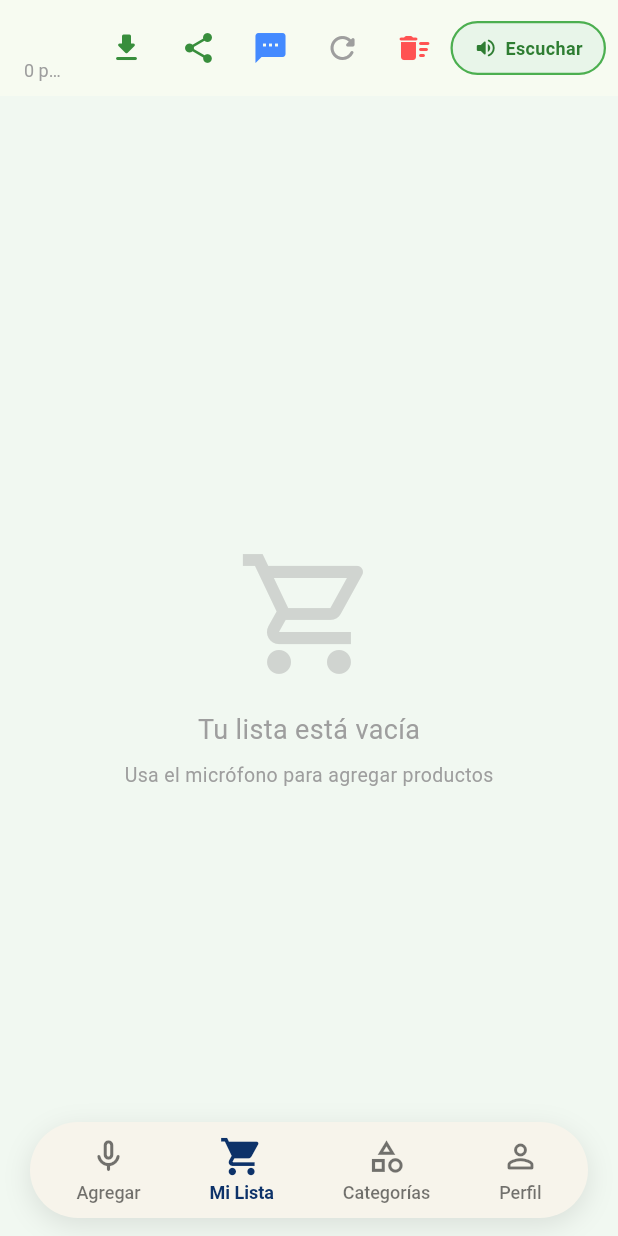
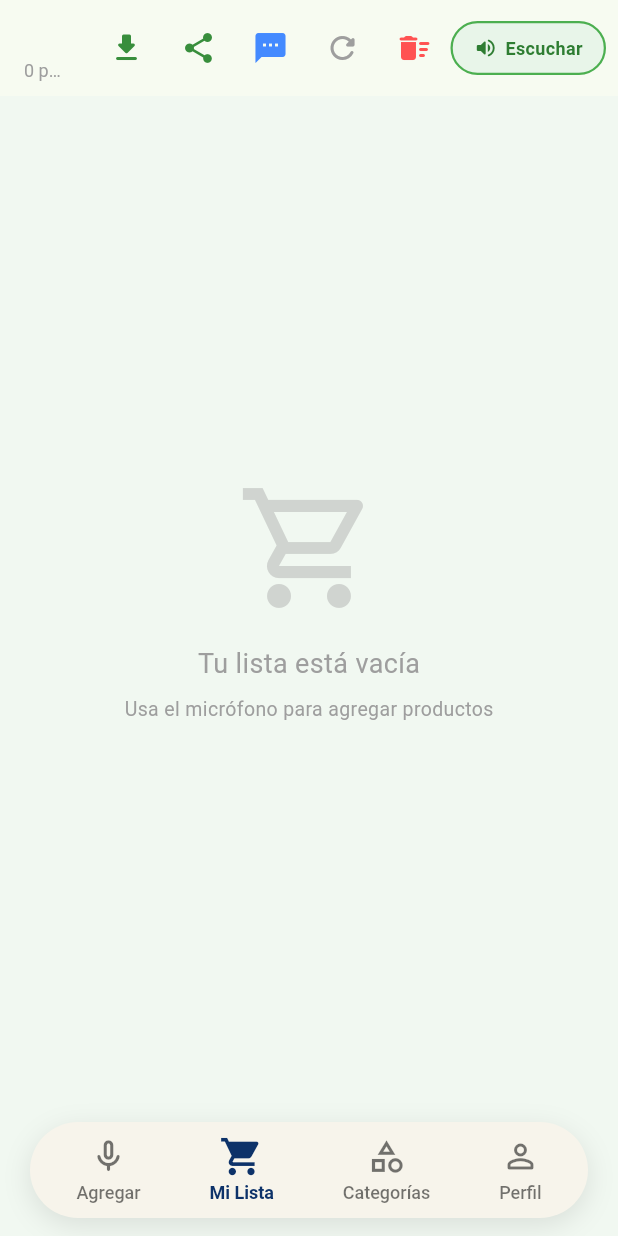
Before and after one commit to lreinoso04/lista_supermercado, a Flutter app: the screen it shows after launch, after a tap on the "mic" icon, after a tap on the "stop" icon, after a tap on "Mi Lista", on a phone screen of 412 x 824 dp. Run offline on Flutter 3.47's test engine with Material 3 defaults, Android fonts, the phone set to English and light mode, and no system bars; our stand-ins replace cloud_firestore, firebase_core, flutter_tts, image_picker, share_plus, shared_preferences and 2 more; missing offline and left inert: simple_barcode_scanner; accounts and stored records are empty.

Commit message:
Algunos bug resueltos

```diff
--- a/lib/main.dart
+++ b/lib/main.dart
@@ -97,12 +97,16 @@ class _MainNavigationState extends State<MainNavigation> {
     final navBorder = isDark ? Border.all(color: Colors.white12, width: 1) : null;
     final inactiveColor = isDark ? Colors.white60 : Colors.black54;
 
+    final activeBgColor = _index == 0
+        ? (isDark ? const Color(0xFF101A12) : kVerde)
+        : Theme.of(context).scaffoldBackgroundColor;
+
     return Scaffold(
+      backgroundColor: activeBgColor,
       body: IndexedStack(
         index: _index,
         children: _pages,
       ),
-      extendBody: true,
       bottomNavigationBar: SafeArea(
         child: Padding(
           padding: const EdgeInsets.symmetric(horizontal: 20, vertical: 12),
--- a/lib/views/agregar_voz_view.dart
+++ b/lib/views/agregar_voz_view.dart
@@ -320,7 +320,7 @@ class _AgregarVozViewState extends State<AgregarVozView> {
           padding: const EdgeInsets.symmetric(horizontal: 24),
           child: Column(
             children: [
-              const SizedBox(height: 30),
+              const SizedBox(height: 16),
 
               Row(
                 mainAxisAlignment: MainAxisAlignment.spaceBetween,
@@ -373,7 +373,7 @@ class _AgregarVozViewState extends State<AgregarVozView> {
                 ],
               ),
 
-              const SizedBox(height: 32),
+              const SizedBox(height: 18),
 
               Text(
                 time,
@@ -385,12 +385,12 @@ class _AgregarVozViewState extends State<AgregarVozView> {
                 ),
               ),
 
-              const SizedBox(height: 24),
+              const SizedBox(height: 16),
 
               Expanded(
                 child: Container(
                   width: double.infinity,
-                  padding: const EdgeInsets.all(20),
+                  padding: const EdgeInsets.symmetric(horizontal: 16, vertical: 12),
                   decoration: BoxDecoration(
                     color: Colors.white.withValues(alpha: isDark ? 0.06 : 0.12),
                     borderRadius: BorderRadius.circular(24),
@@ -416,7 +416,9 @@ class _AgregarVozViewState extends State<AgregarVozView> {
                           ),
                         )
                       : _textoCapturado.isEmpty
-                      ? Column(
+                      ? FittedBox(
+                          fit: BoxFit.scaleDown,
+                          child: Column(
                             mainAxisAlignment: MainAxisAlignment.center,
                             children: [
                               Icon(
@@ -424,9 +426,9 @@ class _AgregarVozViewState extends State<AgregarVozView> {
                                     ? Icons.graphic_eq
                                     : Icons.shopping_basket_outlined,
                                 color: Colors.white38,
-                              size: 60,
+                                size: 52,
                               ),
-                            const SizedBox(height: 16),
+                              const SizedBox(height: 10),
                               Text(
                                 _isRecording
                                     ? 'Di el nombre del producto...\n"Leche", "Arroz", "Pollo"...'
@@ -442,6 +444,7 @@ class _AgregarVozViewState extends State<AgregarVozView> {
                                 textAlign: TextAlign.center,
                               ),
                             ],
+                          ),
                         )
                       : SingleChildScrollView(
                           reverse: true,
@@ -457,7 +460,7 @@ class _AgregarVozViewState extends State<AgregarVozView> {
                 ),
               ),
 
-              const SizedBox(height: 36),
+              const SizedBox(height: 18),
 
               GestureDetector(
                 onTap: _isInitializing ? null : _toggleRecording,
@@ -485,7 +488,7 @@ class _AgregarVozViewState extends State<AgregarVozView> {
                 ),
               ),
 
-              const SizedBox(height: 12),
+              const SizedBox(height: 10),
               Text(
                 _isInitializing
                     ? 'Espera...'
@@ -494,7 +497,7 @@ class _AgregarVozViewState extends State<AgregarVozView> {
                           : 'Toca para iniciar'),
                 style: const TextStyle(color: Colors.white60, fontSize: 13),
               ),
-              const SizedBox(height: 20),
+              const SizedBox(height: 14),
 
               Row(
                 mainAxisAlignment: MainAxisAlignment.center,
@@ -546,7 +549,7 @@ class _AgregarVozViewState extends State<AgregarVozView> {
                   ),
                 ],
               ),
-              const SizedBox(height: 32),
+              const SizedBox(height: 16),
             ],
           ),
         ),
--- a/lib/views/categorias_view.dart
+++ b/lib/views/categorias_view.dart
@@ -27,19 +27,22 @@ class CategoriasView extends StatelessWidget {
       appBar: AppBar(
         title: const Text('Categorías', style: TextStyle(fontWeight: FontWeight.bold, fontSize: 20)),
       ),
-      floatingActionButton: Padding(
-        padding: const EdgeInsets.only(bottom: 90.0),
-        child: FloatingActionButton(
+      floatingActionButton: FloatingActionButton(
         backgroundColor: kVerde,
         tooltip: 'Crear nueva categoría',
         onPressed: () => _mostrarDialogoCategoria(context, provider, null),
         child: const Icon(Icons.add, color: kBlanco),
       ),
+      body: SafeArea(
+        child: categorias.isEmpty
+          ? const Center(
+              child: Text(
+                'No hay categorías guardadas',
+                style: TextStyle(color: Colors.grey),
               ),
-      body: categorias.isEmpty
-        ? const Center(child: Text('No hay categorías guardadas', style: TextStyle(color: Colors.grey)))
+            )
           : ListView(
-        padding: const EdgeInsets.fromLTRB(16, 16, 16, 120),
+          padding: const EdgeInsets.fromLTRB(16, 16, 16, 80),
         children: categorias.map((cat) {
           final nombre = cat.nombre;
           final color  = Color(cat.colorValue);
@@ -127,6 +130,7 @@ class CategoriasView extends StatelessWidget {
             ),
           );
         }).toList(),
+      ),
     ),
   );
   }
--- a/lib/views/lista_compras_view.dart
+++ b/lib/views/lista_compras_view.dart
@@ -434,7 +434,8 @@ class _ListaComprasViewState extends State<ListaComprasView> {
           ),
         ],
       ),
-      body: provider.isLoading
+      body: SafeArea(
+        child: provider.isLoading
             ? const Center(child: CircularProgressIndicator())
             : Column(
                 children: [
@@ -491,7 +492,7 @@ class _ListaComprasViewState extends State<ListaComprasView> {
                             ),
                           )
                         : ListView(
-                          padding: const EdgeInsets.fromLTRB(16, 16, 16, 120),
+                          padding: const EdgeInsets.fromLTRB(16, 16, 16, 16),
                           children: [
                             if (pendientes.isNotEmpty)
                               ..._buildCategoriasGrupos(
@@ -566,6 +567,7 @@ class _ListaComprasViewState extends State<ListaComprasView> {
                   ),
               ],
             ),
+      ),
     );
   }
 }
--- a/lib/views/perfil_view.dart
+++ b/lib/views/perfil_view.dart
@@ -305,9 +305,10 @@ class _PerfilViewState extends State<PerfilView> {
         title: const Text('Mi Perfil', style: TextStyle(fontWeight: FontWeight.bold, fontSize: 20)),
         centerTitle: true,
       ),
-      body: SingleChildScrollView(
-        padding: const EdgeInsets.all(20),
-        child: Column(children: [
+      body: SafeArea(
+        child: SingleChildScrollView(
+          padding: const EdgeInsets.fromLTRB(20, 20, 20, 24),
+          child: Column(children: [
 
           // Avatar + nombre
           Center(child: Column(children: [
@@ -439,7 +440,8 @@ class _PerfilViewState extends State<PerfilView> {
           _menuItem(Icons.help_outline_rounded, Colors.blueGrey, 'Ayuda y Soporte', onTap: _abrirSoporte),
         ]),
       ),
-    );
+    ),
+  );
   }
 
   Widget _statCard(String value, String label, IconData icon, Color color) {
--- a/lib/widgets/barra_progreso_presupuesto.dart
+++ b/lib/widgets/barra_progreso_presupuesto.dart
@@ -4,11 +4,13 @@ import '../theme/colors.dart';
 class BarraProgresoPresupuesto extends StatelessWidget {
   final double progreso;
   final double gastoTotal;
+  final double? bottomMargin;
 
   const BarraProgresoPresupuesto({
     super.key,
     required this.progreso,
     required this.gastoTotal,
+    this.bottomMargin,
   });
 
   @override
@@ -17,9 +19,25 @@ class BarraProgresoPresupuesto extends StatelessWidget {
     final trackColor = isDark ? Colors.white12 : kVerdeMenta;
 
     return Container(
-      color: Theme.of(context).cardColor,
-      padding: const EdgeInsets.fromLTRB(20, 16, 20, 16),
+      margin: EdgeInsets.fromLTRB(16, 4, 16, bottomMargin ?? 8.0),
+      padding: const EdgeInsets.symmetric(horizontal: 16, vertical: 10),
+      decoration: BoxDecoration(
+        color: Theme.of(context).cardColor,
+        borderRadius: BorderRadius.circular(20),
+        border: Border.all(
+          color: isDark ? Colors.white12 : Colors.grey.withValues(alpha: 0.15),
+          width: 1.5,
+        ),
+        boxShadow: [
+          BoxShadow(
+            color: Colors.black.withValues(alpha: isDark ? 0.35 : 0.08),
+            blurRadius: 12,
+            offset: const Offset(0, 4),
+          ),
+        ],
+      ),
       child: Column(
+        mainAxisSize: MainAxisSize.min,
         children: [
           Row(
             mainAxisAlignment: MainAxisAlignment.spaceBetween,
```
Also changed, not shown: 1 other file. Lines whose indentation alone changed are shown as unchanged.
